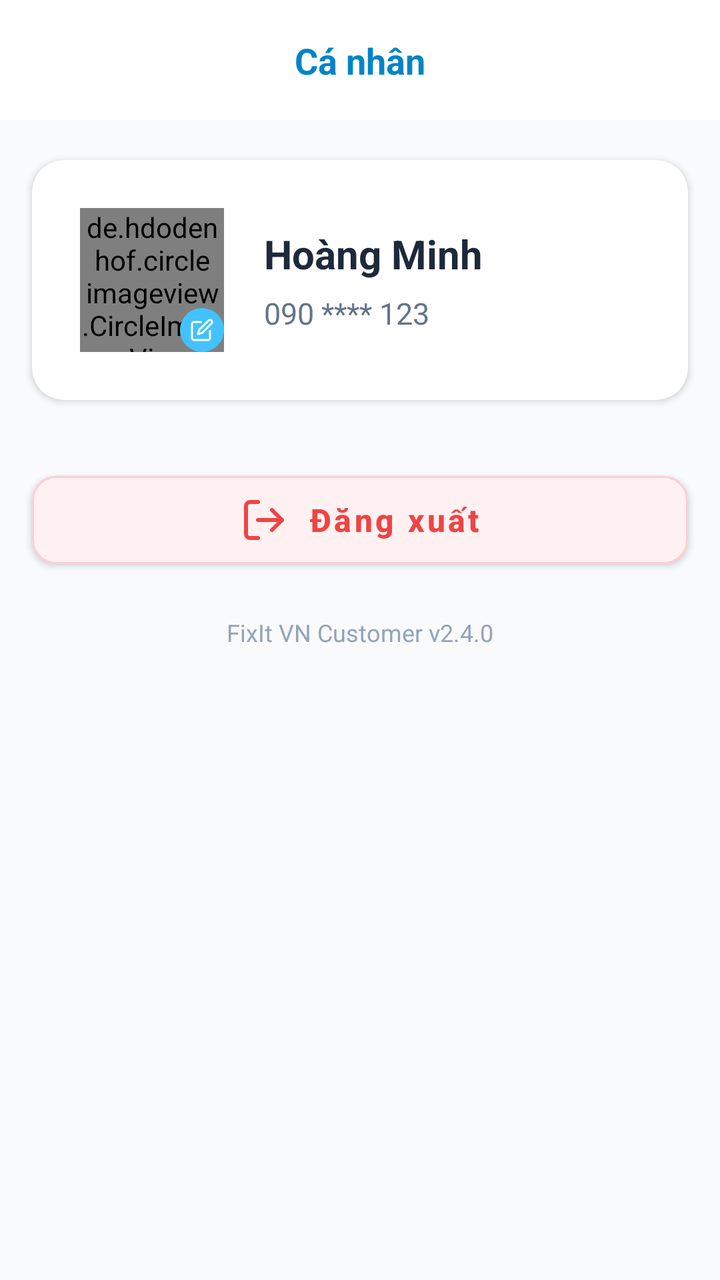
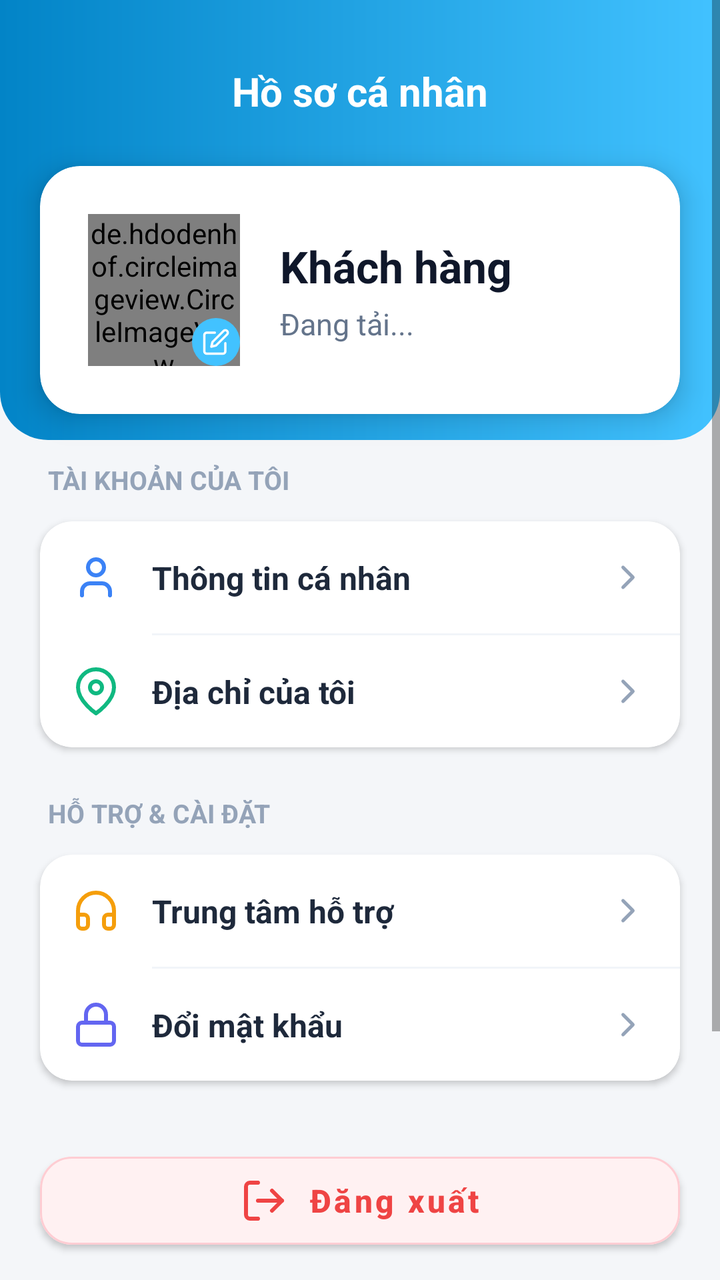

Compare the two renders of this Android layout. The source of the first and the diff that turns it into the second are given below.
<!-- AndroidManifest.xml: application theme Theme.FixItVN -->
<!-- res/layout/fragment_profile_customer.xml -->
<?xml version="1.0" encoding="utf-8"?>
<androidx.constraintlayout.widget.ConstraintLayout
    xmlns:android="http://schemas.android.com/apk/res/android"
    xmlns:app="http://schemas.android.com/apk/res-auto"
    android:layout_width="match_parent"
    android:layout_height="match_parent"
    android:background="#F8FAFC">

    <androidx.constraintlayout.widget.ConstraintLayout
        android:id="@+id/layoutHeader"
        android:layout_width="match_parent"
        android:layout_height="60dp"
        android:background="#FFFFFF"
        android:paddingHorizontal="16dp"
        app:layout_constraintTop_toTopOf="parent">

        <TextView
            android:layout_width="wrap_content"
            android:layout_height="wrap_content"
            android:text="Cá nhân"
            android:textColor="#0284C7"
            android:textSize="18sp"
            android:textStyle="bold"
            app:layout_constraintBottom_toBottomOf="parent"
            app:layout_constraintEnd_toEndOf="parent"
            app:layout_constraintStart_toStartOf="parent"
            app:layout_constraintTop_toTopOf="parent" />

    </androidx.constraintlayout.widget.ConstraintLayout>

    <com.google.android.material.card.MaterialCardView
        android:id="@+id/cardProfile"
        android:layout_width="match_parent"
        android:layout_height="wrap_content"
        android:layout_marginHorizontal="16dp"
        android:layout_marginTop="20dp"
        app:cardCornerRadius="16dp"
        app:cardElevation="2dp"
        app:strokeWidth="0dp"
        app:layout_constraintTop_toBottomOf="@id/layoutHeader">

        <androidx.constraintlayout.widget.ConstraintLayout
            android:layout_width="match_parent"
            android:layout_height="wrap_content"
            android:padding="24dp">

            <FrameLayout
                android:id="@+id/avatarContainer"
                android:layout_width="72dp"
                android:layout_height="72dp"
                app:layout_constraintStart_toStartOf="parent"
                app:layout_constraintTop_toTopOf="parent"
                app:layout_constraintBottom_toBottomOf="parent">

                <de.hdodenhof.circleimageview.CircleImageView
                    android:id="@+id/ivAvatar"
                    android:layout_width="match_parent"
                    android:layout_height="match_parent"
                    android:src="@drawable/ic_person"
                    app:civ_border_color="#38BDF8"
                    app:civ_border_width="1dp" />

                <ImageView
                    android:layout_width="22dp"
                    android:layout_height="22dp"
                    android:layout_gravity="bottom|end"
                    android:background="@drawable/bg_circle_blue"
                    android:padding="5dp"
                    android:src="@drawable/ic_lucide_edit"
                    app:tint="#FFFFFF" />
            </FrameLayout>

                <TextView
                    android:id="@+id/tvProfileName"
                    android:layout_width="0dp"
                    android:layout_height="wrap_content"
                    android:layout_marginStart="20dp"
                    android:text="Hoàng Minh"
                    android:textColor="#1E293B"
                    android:textSize="20sp"
                    android:textStyle="bold"
                    app:layout_constraintEnd_toEndOf="parent"
                    app:layout_constraintStart_toEndOf="@id/avatarContainer"
                    app:layout_constraintTop_toTopOf="@id/avatarContainer"
                    app:layout_constraintBottom_toTopOf="@id/tvProfilePhone"
                    app:layout_constraintVertical_chainStyle="packed" />

                <TextView
                    android:id="@+id/tvProfilePhone"
                    android:layout_width="0dp"
                    android:layout_height="wrap_content"
                    android:layout_marginStart="20dp"
                    android:layout_marginTop="6dp"
                    android:text="090 **** 123"
                    android:textColor="#64748B"
                    android:textSize="15sp"
                    app:layout_constraintEnd_toEndOf="parent"
                    app:layout_constraintStart_toEndOf="@id/avatarContainer"
                    app:layout_constraintTop_toBottomOf="@id/tvProfileName"
                    app:layout_constraintBottom_toBottomOf="@id/avatarContainer" />
        </androidx.constraintlayout.widget.ConstraintLayout>
    </com.google.android.material.card.MaterialCardView>

    <com.google.android.material.button.MaterialButton
        android:id="@+id/btnLogout"
        android:layout_width="match_parent"
        android:layout_height="56dp"
        android:layout_marginHorizontal="16dp"
        android:layout_marginTop="32dp"
        android:backgroundTint="#FFF1F2"
        android:text="Đăng xuất"
        android:textAllCaps="false"
        android:textColor="#EF4444"
        android:textSize="16sp"
        android:textStyle="bold"
        app:cornerRadius="12dp"
        app:icon="@drawable/ic_lucide_log_out"
        app:iconGravity="textStart"
        app:iconPadding="10dp"
        app:iconTint="#EF4444"
        app:strokeColor="#FECDD3"
        app:strokeWidth="1dp"
        app:layout_constraintTop_toBottomOf="@id/cardProfile" />

    <TextView
        android:layout_width="wrap_content"
        android:layout_height="wrap_content"
        android:layout_marginTop="20dp"
        android:text="FixIt VN Customer v2.4.0"
        android:textColor="#94A3B8"
        android:textSize="12sp"
        app:layout_constraintEnd_toEndOf="parent"
        app:layout_constraintStart_toStartOf="parent"
        app:layout_constraintTop_toBottomOf="@id/btnLogout" />

</androidx.constraintlayout.widget.ConstraintLayout>
<!-- resources referenced by this layout -->
<resources>
  <!-- unchanged entries left out for length: 7 -->
</resources>

<!-- the commit's change to res/layout/fragment_profile_customer.xml (unified diff, before → after) -->
@@ -4,133 +4,391 @@
     xmlns:app="http://schemas.android.com/apk/res-auto"
     android:layout_width="match_parent"
     android:layout_height="match_parent"
-    android:background="#F8FAFC">
-
-    <androidx.constraintlayout.widget.ConstraintLayout
-        android:id="@+id/layoutHeader"
+    android:background="#F4F6F9">
+
+    <ScrollView
         android:layout_width="match_parent"
-        android:layout_height="60dp"
-        android:background="#FFFFFF"
-        android:paddingHorizontal="16dp"
-        app:layout_constraintTop_toTopOf="parent">
-
-        <TextView
-            android:layout_width="wrap_content"
-            android:layout_height="wrap_content"
-            android:text="Cá nhân"
-            android:textColor="#0284C7"
-            android:textSize="18sp"
-            android:textStyle="bold"
-            app:layout_constraintBottom_toBottomOf="parent"
-            app:layout_constraintEnd_toEndOf="parent"
-            app:layout_constraintStart_toStartOf="parent"
-            app:layout_constraintTop_toTopOf="parent" />
-
-    </androidx.constraintlayout.widget.ConstraintLayout>
-
-    <com.google.android.material.card.MaterialCardView
-        android:id="@+id/cardProfile"
-        android:layout_width="match_parent"
-        android:layout_height="wrap_content"
-        android:layout_marginHorizontal="16dp"
-        android:layout_marginTop="20dp"
-        app:cardCornerRadius="16dp"
-        app:cardElevation="2dp"
-        app:strokeWidth="0dp"
-        app:layout_constraintTop_toBottomOf="@id/layoutHeader">
+        android:layout_height="match_parent"
+        android:clipToPadding="false"
+        android:fillViewport="true"
+        android:paddingBottom="100dp">
 
         <androidx.constraintlayout.widget.ConstraintLayout
             android:layout_width="match_parent"
-            android:layout_height="wrap_content"
-            android:padding="24dp">
-
-            <FrameLayout
-                android:id="@+id/avatarContainer"
-                android:layout_width="72dp"
-                android:layout_height="72dp"
+            android:layout_height="wrap_content">
+
+            
+            <View
+                android:id="@+id/headerBg"
+                android:layout_width="match_parent"
+                android:layout_height="220dp"
+                android:background="@drawable/bg_header_bottom_rounded"
+                app:layout_constraintTop_toTopOf="parent" />
+
+            <TextView
+                android:id="@+id/tvHeaderTitle"
+                android:layout_width="wrap_content"
+                android:layout_height="wrap_content"
+                android:layout_marginTop="32dp"
+                android:text="Hồ sơ cá nhân"
+                android:textColor="@color/white"
+                android:textSize="20sp"
+                android:textStyle="bold"
+                app:layout_constraintEnd_toEndOf="parent"
                 app:layout_constraintStart_toStartOf="parent"
-                app:layout_constraintTop_toTopOf="parent"
-                app:layout_constraintBottom_toBottomOf="parent">
-
-                <de.hdodenhof.circleimageview.CircleImageView
-                    android:id="@+id/ivAvatar"
+                app:layout_constraintTop_toTopOf="parent" />
+
+            
+            <com.google.android.material.card.MaterialCardView
+                android:id="@+id/cardProfile"
+                android:layout_width="match_parent"
+                android:layout_height="wrap_content"
+                android:layout_marginHorizontal="20dp"
+                android:layout_marginTop="24dp"
+                app:cardCornerRadius="20dp"
+                app:cardElevation="8dp"
+                app:layout_constraintTop_toBottomOf="@id/tvHeaderTitle"
+                app:strokeWidth="0dp">
+
+                <androidx.constraintlayout.widget.ConstraintLayout
                     android:layout_width="match_parent"
-                    android:layout_height="match_parent"
-                    android:src="@drawable/ic_person"
-                    app:civ_border_color="#38BDF8"
-                    app:civ_border_width="1dp" />
-
-                <ImageView
-                    android:layout_width="22dp"
-                    android:layout_height="22dp"
-                    android:layout_gravity="bottom|end"
-                    android:background="@drawable/bg_circle_blue"
-                    android:padding="5dp"
-                    android:src="@drawable/ic_lucide_edit"
-                    app:tint="#FFFFFF" />
-            </FrameLayout>
-
-                <TextView
-                    android:id="@+id/tvProfileName"
-                    android:layout_width="0dp"
                     android:layout_height="wrap_content"
-                    android:layout_marginStart="20dp"
-                    android:text="Hoàng Minh"
-                    android:textColor="#1E293B"
-                    android:textSize="20sp"
-                    android:textStyle="bold"
-                    app:layout_constraintEnd_toEndOf="parent"
-                    app:layout_constraintStart_toEndOf="@id/avatarContainer"
-                    app:layout_constraintTop_toTopOf="@id/avatarContainer"
-                    app:layout_constraintBottom_toTopOf="@id/tvProfilePhone"
-                    app:layout_constraintVertical_chainStyle="packed" />
-
-                <TextView
-                    android:id="@+id/tvProfilePhone"
-                    android:layout_width="0dp"
+                    android:padding="24dp">
+
+                    <FrameLayout
+                        android:id="@+id/avatarContainer"
+                        android:layout_width="76dp"
+                        android:layout_height="76dp"
+                        app:layout_constraintBottom_toBottomOf="parent"
+                        app:layout_constraintStart_toStartOf="parent"
+                        app:layout_constraintTop_toTopOf="parent">
+
+                        <de.hdodenhof.circleimageview.CircleImageView
+                            android:id="@+id/ivAvatar"
+                            android:layout_width="match_parent"
+                            android:layout_height="match_parent"
+                            android:src="@drawable/ic_person"
+                            app:civ_border_color="#E0F2FE"
+                            app:civ_border_width="2dp" />
+
+                        <ImageView
+                            android:layout_width="24dp"
+                            android:layout_height="24dp"
+                            android:layout_gravity="bottom|end"
+                            android:background="@drawable/bg_circle_blue"
+                            android:padding="5dp"
+                            android:src="@drawable/ic_lucide_edit"
+                            app:tint="#FFFFFF" />
+                    </FrameLayout>
+
+                    <TextView
+                        android:id="@+id/tvProfileName"
+                        android:layout_width="0dp"
+                        android:layout_height="wrap_content"
+                        android:layout_marginStart="20dp"
+                        android:text="Khách hàng"
+                        android:textColor="#0F172A"
+                        android:textSize="22sp"
+                        android:textStyle="bold"
+                        app:layout_constraintBottom_toTopOf="@id/tvProfilePhone"
+                        app:layout_constraintEnd_toEndOf="parent"
+                        app:layout_constraintStart_toEndOf="@id/avatarContainer"
+                        app:layout_constraintTop_toTopOf="@id/avatarContainer"
+                        app:layout_constraintVertical_chainStyle="packed" />
+
+                    <TextView
+                        android:id="@+id/tvProfilePhone"
+                        android:layout_width="0dp"
+                        android:layout_height="wrap_content"
+                        android:layout_marginStart="20dp"
+                        android:layout_marginTop="4dp"
+                        android:text="Đang tải..."
+                        android:textColor="#64748B"
+                        android:textSize="15sp"
+                        app:layout_constraintBottom_toBottomOf="@id/avatarContainer"
+                        app:layout_constraintEnd_toEndOf="parent"
+                        app:layout_constraintStart_toEndOf="@id/avatarContainer"
+                        app:layout_constraintTop_toBottomOf="@id/tvProfileName" />
+                </androidx.constraintlayout.widget.ConstraintLayout>
+            </com.google.android.material.card.MaterialCardView>
+
+            
+            <TextView
+                android:id="@+id/tvAccountSection"
+                android:layout_width="wrap_content"
+                android:layout_height="wrap_content"
+                android:layout_marginStart="24dp"
+                android:layout_marginTop="24dp"
+                android:text="TÀI KHOẢN CỦA TÔI"
+                android:textColor="#94A3B8"
+                android:textSize="13sp"
+                android:textStyle="bold"
+                app:layout_constraintStart_toStartOf="parent"
+                app:layout_constraintTop_toBottomOf="@id/cardProfile" />
+
+            <com.google.android.material.card.MaterialCardView
+                android:id="@+id/cardAccount"
+                android:layout_width="match_parent"
+                android:layout_height="wrap_content"
+                android:layout_marginHorizontal="20dp"
+                android:layout_marginTop="12dp"
+                app:cardCornerRadius="16dp"
+                app:cardElevation="2dp"
+                app:layout_constraintTop_toBottomOf="@id/tvAccountSection"
+                app:strokeWidth="0dp">
+
+                <LinearLayout
+                    android:layout_width="match_parent"
                     android:layout_height="wrap_content"
-                    android:layout_marginStart="20dp"
-                    android:layout_marginTop="6dp"
-                    android:text="090 **** 123"
-                    android:textColor="#64748B"
-                    android:textSize="15sp"
-                    app:layout_constraintEnd_toEndOf="parent"
-                    app:layout_constraintStart_toEndOf="@id/avatarContainer"
-                    app:layout_constraintTop_toBottomOf="@id/tvProfileName"
-                    app:layout_constraintBottom_toBottomOf="@id/avatarContainer" />
+                    android:orientation="vertical">
+
+                    
+                    <androidx.constraintlayout.widget.ConstraintLayout
+                        android:id="@+id/layoutAccountInfo"
+                        android:layout_width="match_parent"
+                        android:layout_height="wrap_content"
+                        android:background="?attr/selectableItemBackground"
+                        android:padding="16dp">
+
+                        <ImageView
+                            android:id="@+id/iconAccount"
+                            android:layout_width="24dp"
+                            android:layout_height="24dp"
+                            android:src="@drawable/ic_lucide_user"
+                            app:layout_constraintBottom_toBottomOf="parent"
+                            app:layout_constraintStart_toStartOf="parent"
+                            app:layout_constraintTop_toTopOf="parent"
+                            app:tint="#3B82F6" />
+
+                        <TextView
+                            android:layout_width="0dp"
+                            android:layout_height="wrap_content"
+                            android:layout_marginStart="16dp"
+                            android:text="Thông tin cá nhân"
+                            android:textColor="#1E293B"
+                            android:textSize="16sp"
+                            android:textStyle="bold"
+                            app:layout_constraintBottom_toBottomOf="parent"
+                            app:layout_constraintEnd_toStartOf="@id/arrowAccount"
+                            app:layout_constraintStart_toEndOf="@id/iconAccount"
+                            app:layout_constraintTop_toTopOf="parent" />
+
+                        <ImageView
+                            android:id="@+id/arrowAccount"
+                            android:layout_width="20dp"
+                            android:layout_height="20dp"
+                            android:src="@drawable/ic_lucide_chevron_right"
+                            app:layout_constraintBottom_toBottomOf="parent"
+                            app:layout_constraintEnd_toEndOf="parent"
+                            app:layout_constraintTop_toTopOf="parent"
+                            app:tint="#94A3B8" />
+                    </androidx.constraintlayout.widget.ConstraintLayout>
+
+                    <View
+                        android:layout_width="match_parent"
+                        android:layout_height="1dp"
+                        android:layout_marginStart="56dp"
+                        android:background="#F1F5F9" />
+
+                    
+                    <androidx.constraintlayout.widget.ConstraintLayout
+                        android:id="@+id/layoutAddress"
+                        android:layout_width="match_parent"
+                        android:layout_height="wrap_content"
+                        android:background="?attr/selectableItemBackground"
+                        android:padding="16dp">
+
+                        <ImageView
+                            android:id="@+id/iconAddress"
+                            android:layout_width="24dp"
+                            android:layout_height="24dp"
+                            android:src="@drawable/ic_lucide_map_pin"
+                            app:layout_constraintBottom_toBottomOf="parent"
+                            app:layout_constraintStart_toStartOf="parent"
+                            app:layout_constraintTop_toTopOf="parent"
+                            app:tint="#10B981" />
+
+                        <TextView
+                            android:layout_width="0dp"
+                            android:layout_height="wrap_content"
+                            android:layout_marginStart="16dp"
+                            android:text="Địa chỉ của tôi"
+                            android:textColor="#1E293B"
+                            android:textSize="16sp"
+                            android:textStyle="bold"
+                            app:layout_constraintBottom_toBottomOf="parent"
+                            app:layout_constraintEnd_toStartOf="@id/arrowAddress"
+                            app:layout_constraintStart_toEndOf="@id/iconAddress"
+                            app:layout_constraintTop_toTopOf="parent" />
+
+                        <ImageView
+                            android:id="@+id/arrowAddress"
+                            android:layout_width="20dp"
+                            android:layout_height="20dp"
+                            android:src="@drawable/ic_lucide_chevron_right"
+                            app:layout_constraintBottom_toBottomOf="parent"
+                            app:layout_constraintEnd_toEndOf="parent"
+                            app:layout_constraintTop_toTopOf="parent"
+                            app:tint="#94A3B8" />
+                    </androidx.constraintlayout.widget.ConstraintLayout>
+                </LinearLayout>
+            </com.google.android.material.card.MaterialCardView>
+
+            
+            <TextView
+                android:id="@+id/tvSupportSection"
+                android:layout_width="wrap_content"
+                android:layout_height="wrap_content"
+                android:layout_marginStart="24dp"
+                android:layout_marginTop="24dp"
+                android:text="HỖ TRỢ &amp; CÀI ĐẶT"
+                android:textColor="#94A3B8"
+                android:textSize="13sp"
+                android:textStyle="bold"
+                app:layout_constraintStart_toStartOf="parent"
+                app:layout_constraintTop_toBottomOf="@id/cardAccount" />
+
+            <com.google.android.material.card.MaterialCardView
+                android:id="@+id/cardSupport"
+                android:layout_width="match_parent"
+                android:layout_height="wrap_content"
+                android:layout_marginHorizontal="20dp"
+                android:layout_marginTop="12dp"
+                app:cardCornerRadius="16dp"
+                app:cardElevation="2dp"
+                app:layout_constraintTop_toBottomOf="@id/tvSupportSection"
+                app:strokeWidth="0dp">
+
+                <LinearLayout
+                    android:layout_width="match_parent"
+                    android:layout_height="wrap_content"
+                    android:orientation="vertical">
+
+                    
+                    <androidx.constraintlayout.widget.ConstraintLayout
+                        android:id="@+id/layoutSupportCenter"
+                        android:layout_width="match_parent"
+                        android:layout_height="wrap_content"
+                        android:background="?attr/selectableItemBackground"
+                        android:padding="16dp">
+
+                        <ImageView
+                            android:id="@+id/iconSupport"
+                            android:layout_width="24dp"
+                            android:layout_height="24dp"
+                            android:src="@drawable/ic_lucide_headphones"
+                            app:layout_constraintBottom_toBottomOf="parent"
+                            app:layout_constraintStart_toStartOf="parent"
+                            app:layout_constraintTop_toTopOf="parent"
+                            app:tint="#F59E0B" />
+
+                        <TextView
+                            android:layout_width="0dp"
+                            android:layout_height="wrap_content"
+                            android:layout_marginStart="16dp"
+                            android:text="Trung tâm hỗ trợ"
+                            android:textColor="#1E293B"
+                            android:textSize="16sp"
+                            android:textStyle="bold"
+                            app:layout_constraintBottom_toBottomOf="parent"
+                            app:layout_constraintEnd_toStartOf="@id/arrowSupport"
+                            app:layout_constraintStart_toEndOf="@id/iconSupport"
+                            app:layout_constraintTop_toTopOf="parent" />
+
+                        <ImageView
+                            android:id="@+id/arrowSupport"
+                            android:layout_width="20dp"
+                            android:layout_height="20dp"
+                            android:src="@drawable/ic_lucide_chevron_right"
+                            app:layout_constraintBottom_toBottomOf="parent"
+                            app:layout_constraintEnd_toEndOf="parent"
+                            app:layout_constraintTop_toTopOf="parent"
+                            app:tint="#94A3B8" />
+                    </androidx.constraintlayout.widget.ConstraintLayout>
+
+                    <View
+                        android:layout_width="match_parent"
+                        android:layout_height="1dp"
+                        android:layout_marginStart="56dp"
+                        android:background="#F1F5F9" />
+
+                    
+                    <androidx.constraintlayout.widget.ConstraintLayout
+                        android:id="@+id/layoutChangePassword"
+                        android:layout_width="match_parent"
+                        android:layout_height="wrap_content"
+                        android:background="?attr/selectableItemBackground"
+                        android:padding="16dp">
+
+                        <ImageView
+                            android:id="@+id/iconSettings"
+                            android:layout_width="24dp"
+                            android:layout_height="24dp"
+                            android:src="@drawable/ic_lucide_lock"
+                            app:layout_constraintBottom_toBottomOf="parent"
+                            app:layout_constraintStart_toStartOf="parent"
+                            app:layout_constraintTop_toTopOf="parent"
+                            app:tint="#6366F1" />
+
+                        <TextView
+                            android:layout_width="0dp"
+                            android:layout_height="wrap_content"
+                            android:layout_marginStart="16dp"
+                            android:text="Đổi mật khẩu"
+                            android:textColor="#1E293B"
+                            android:textSize="16sp"
+                            android:textStyle="bold"
+                            app:layout_constraintBottom_toBottomOf="parent"
+                            app:layout_constraintEnd_toStartOf="@id/arrowSettings"
+                            app:layout_constraintStart_toEndOf="@id/iconSettings"
+                            app:layout_constraintTop_toTopOf="parent" />
+
+                        <ImageView
+                            android:id="@+id/arrowSettings"
+                            android:layout_width="20dp"
+                            android:layout_height="20dp"
+                            android:src="@drawable/ic_lucide_chevron_right"
+                            app:layout_constraintBottom_toBottomOf="parent"
+                            app:layout_constraintEnd_toEndOf="parent"
+                            app:layout_constraintTop_toTopOf="parent"
+                            app:tint="#94A3B8" />
+                    </androidx.constraintlayout.widget.ConstraintLayout>
+                </LinearLayout>
+            </com.google.android.material.card.MaterialCardView>
+
+            
+            <com.google.android.material.button.MaterialButton
+                android:id="@+id/btnLogout"
+                android:layout_width="match_parent"
+                android:layout_height="56dp"
+                android:layout_marginHorizontal="20dp"
+                android:layout_marginTop="32dp"
+                android:backgroundTint="#FFF1F2"
+                android:text="Đăng xuất"
+                android:textAllCaps="false"
+                android:textColor="#EF4444"
+                android:textSize="16sp"
+                android:textStyle="bold"
+                app:cornerRadius="16dp"
+                app:icon="@drawable/ic_lucide_log_out"
+                app:iconGravity="textStart"
+                app:iconPadding="10dp"
+                app:iconTint="#EF4444"
+                app:layout_constraintTop_toBottomOf="@id/cardSupport"
+                app:strokeColor="#FECDD3"
+                app:strokeWidth="1dp" />
+
+            <TextView
+                android:layout_width="wrap_content"
+                android:layout_height="wrap_content"
+                android:layout_marginTop="24dp"
+                android:text="FixIt VN Customer v2.4.0"
+                android:textColor="#94A3B8"
+                android:textSize="13sp"
+                app:layout_constraintEnd_toEndOf="parent"
+                app:layout_constraintStart_toStartOf="parent"
+                app:layout_constraintTop_toBottomOf="@id/btnLogout" />
+
         </androidx.constraintlayout.widget.ConstraintLayout>
-    </com.google.android.material.card.MaterialCardView>
-
-    <com.google.android.material.button.MaterialButton
-        android:id="@+id/btnLogout"
-        android:layout_width="match_parent"
-        android:layout_height="56dp"
-        android:layout_marginHorizontal="16dp"
-        android:layout_marginTop="32dp"
-        android:backgroundTint="#FFF1F2"
-        android:text="Đăng xuất"
-        android:textAllCaps="false"
-        android:textColor="#EF4444"
-        android:textSize="16sp"
-        android:textStyle="bold"
-        app:cornerRadius="12dp"
-        app:icon="@drawable/ic_lucide_log_out"
-        app:iconGravity="textStart"
-        app:iconPadding="10dp"
-        app:iconTint="#EF4444"
-        app:strokeColor="#FECDD3"
-        app:strokeWidth="1dp"
-        app:layout_constraintTop_toBottomOf="@id/cardProfile" />
-
-    <TextView
-        android:layout_width="wrap_content"
-        android:layout_height="wrap_content"
-        android:layout_marginTop="20dp"
-        android:text="FixIt VN Customer v2.4.0"
-        android:textColor="#94A3B8"
-        android:textSize="12sp"
-        app:layout_constraintEnd_toEndOf="parent"
-        app:layout_constraintStart_toStartOf="parent"
-        app:layout_constraintTop_toBottomOf="@id/btnLogout" />
-
+    </ScrollView>
 </androidx.constraintlayout.widget.ConstraintLayout>
<!-- resource entries referenced after the edit -->
@@ -1,5 +1,117 @@
 <!-- resources referenced by this layout -->
 <resources>
+  <color name="white">#FFFFFFFF</color>
+  <!-- drawable bg_header_bottom_rounded (drawable) -->
+  <?xml version="1.0" encoding="utf-8"?>
+  <shape xmlns:android="http://schemas.android.com/apk/res/android"
+      android:shape="rectangle">
+      <gradient
+          android:angle="0"
+          android:endColor="#42c2ff"
+          android:startColor="#0284c7" />
+      <corners
+          android:bottomLeftRadius="24dp"
+          android:bottomRightRadius="24dp" />
+  </shape>
+  <!-- drawable ic_lucide_chevron_right (drawable) -->
+  <?xml version="1.0" encoding="utf-8"?>
+  <vector xmlns:android="http://schemas.android.com/apk/res/android"
+      android:width="24dp"
+      android:height="24dp"
+      android:viewportWidth="24"
+      android:viewportHeight="24">
+      <path
+          android:pathData="M9,18l6,-6 -6,-6"
+          android:strokeLineJoin="round"
+          android:strokeWidth="2"
+          android:fillColor="#00000000"
+          android:strokeColor="#000000"
+          android:strokeLineCap="round"/>
+  </vector>
+  <!-- drawable ic_lucide_headphones (drawable) -->
+  <?xml version="1.0" encoding="utf-8"?>
+  <vector xmlns:android="http://schemas.android.com/apk/res/android"
+      android:width="24dp"
+      android:height="24dp"
+      android:viewportWidth="24"
+      android:viewportHeight="24">
+      <path
+          android:pathData="M3,18v-6a9,9 0,0 1,18 0v6"
+          android:strokeLineJoin="round"
+          android:strokeWidth="2"
+          android:fillColor="#00000000"
+          android:strokeColor="#000000"
+          android:strokeLineCap="round"/>
+      <path
+          android:pathData="M21,19a2,2 0,0 1,-2 2h-1a2,2 0,0 1,-2 -2v-3a2,2 0,0 1,2 -2h3zM3,19a2,2 0,0 0,2 2h1a2,2 0,0 0,2 -2v-3a2,2 0,0 0,-2 -2H3z"
+          android:strokeLineJoin="round"
+          android:strokeWidth="2"
+          android:fillColor="#00000000"
+          android:strokeColor="#000000"
+          android:strokeLineCap="round"/>
+  </vector>
+  <!-- drawable ic_lucide_lock (drawable) -->
+  <?xml version="1.0" encoding="utf-8"?>
+  <vector xmlns:android="http://schemas.android.com/apk/res/android"
+      android:width="24dp"
+      android:height="24dp"
+      android:viewportWidth="24"
+      android:viewportHeight="24">
+      <path
+          android:pathData="M19,11H5a2,2 0,0 0,-2 2v7a2,2 0,0 0,2 2h14a2,2 0,0 0,2 -2v-7a2,2 0,0 0,-2 -2z"
+          android:strokeLineJoin="round"
+          android:strokeWidth="2"
+          android:fillColor="#00000000"
+          android:strokeColor="#000000"
+          android:strokeLineCap="round"/>
+      <path
+          android:pathData="M7,11V7a5,5 0,0 1,10 0v4"
+          android:strokeLineJoin="round"
+          android:strokeWidth="2"
+          android:fillColor="#00000000"
+          android:strokeColor="#000000"
+          android:strokeLineCap="round"/>
+  </vector>
+  <!-- drawable ic_lucide_map_pin (drawable) -->
+  <vector xmlns:android="http://schemas.android.com/apk/res/android"
+      android:width="24dp"
+      android:height="24dp"
+      android:viewportWidth="24"
+      android:viewportHeight="24">
+    <path
+        android:pathData="M21,10c0,7 -9,13 -9,13s-9,-6 -9,-13a9,9 0,0 1,18 0z"
+        android:strokeLineJoin="round"
+        android:strokeWidth="2"
+        android:strokeColor="#000000"
+        android:strokeLineCap="round"/>
+    <path
+        android:pathData="M12,10m-3,0a3,3 0,1 1,6 0a3,3 0,1 1,-6 0"
+        android:strokeLineJoin="round"
+        android:strokeWidth="2"
+        android:strokeColor="#000000"
+        android:strokeLineCap="round"/>
+  </vector>
+  <!-- drawable ic_lucide_user (drawable) -->
+  <vector xmlns:android="http://schemas.android.com/apk/res/android"
+      android:width="24dp"
+      android:height="24dp"
+      android:viewportWidth="24"
+      android:viewportHeight="24">
+    <path
+        android:pathData="M19,21v-2a4,4 0,0 0,-4 -4H9a4,4 0,0 0,-4 4v2"
+        android:strokeLineJoin="round"
+        android:strokeWidth="2"
+        android:fillColor="#00000000"
+        android:strokeColor="#000000"
+        android:strokeLineCap="round"/>
+    <path
+        android:pathData="M12,7m-4,0a4,4 0,1 1,8 0a4,4 0,1 1,-8 0"
+        android:strokeLineJoin="round"
+        android:strokeWidth="2"
+        android:fillColor="#00000000"
+        android:strokeColor="#000000"
+        android:strokeLineCap="round"/>
+  </vector>
   <!-- unchanged entries left out for length: 7 -->
 </resources>
 
